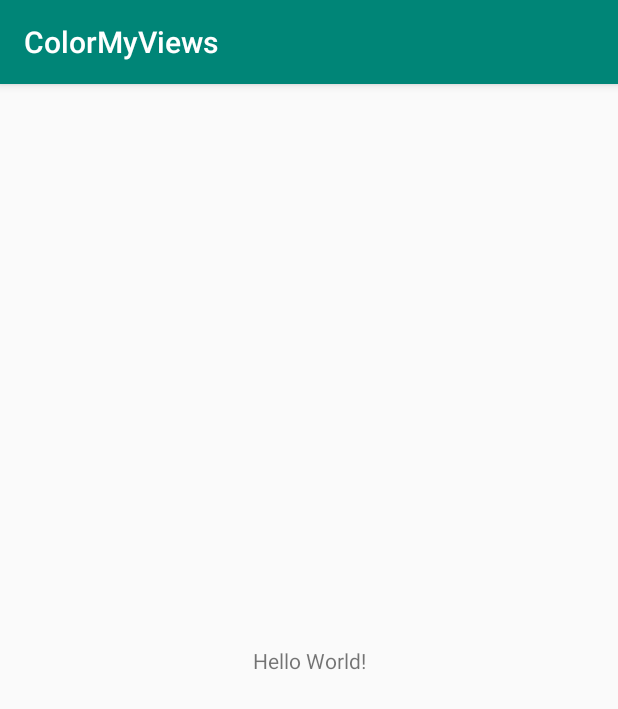
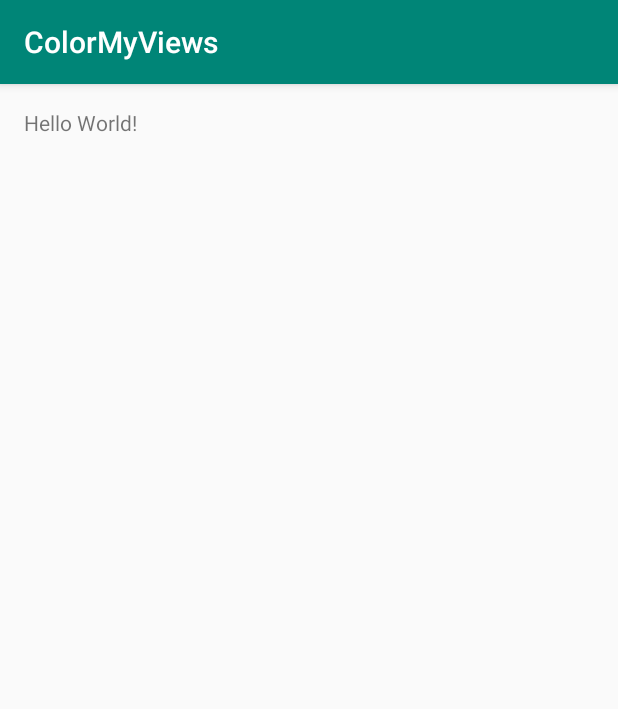
Before and after one commit to gunvila/Constraint, an Android app: the screen it shows after launch (MainActivity), on a phone screen of 412 x 824 dp. Shown: the top 709 px of the screen. Run offline under Robolectric (Android 15) with nearby library versions, the phone set to English and light mode, and no system bars.

Commit message:
Add margin wide

```diff
--- a/app/src/main/res/layout/activity_main.xml
+++ b/app/src/main/res/layout/activity_main.xml
@@ -8,12 +8,13 @@
         tools:context=".MainActivity">
 
     <TextView
-            android:layout_width="wrap_content"
+            android:layout_width="0dp"
             android:layout_height="wrap_content"
             android:text="Hello World!"
-            app:layout_constraintBottom_toBottomOf="parent"
             app:layout_constraintLeft_toLeftOf="parent"
             app:layout_constraintRight_toRightOf="parent"
-            app:layout_constraintTop_toTopOf="parent"/>
+            app:layout_constraintTop_toTopOf="parent" android:layout_marginTop="@dimen/margin_wide"
+            android:layout_marginLeft="@dimen/margin_wide"
+            android:layout_marginRight="@dimen/margin_wide"/>
 
 </androidx.constraintlayout.widget.ConstraintLayout>
--- /dev/null
+++ b/app/src/main/res/values/dimens.xml
@@ -0,0 +1,4 @@
+<?xml version="1.0" encoding="utf-8"?>
+<resources>
+    <dimen name="margin_wide">16dp</dimen>
+</resources>
```
